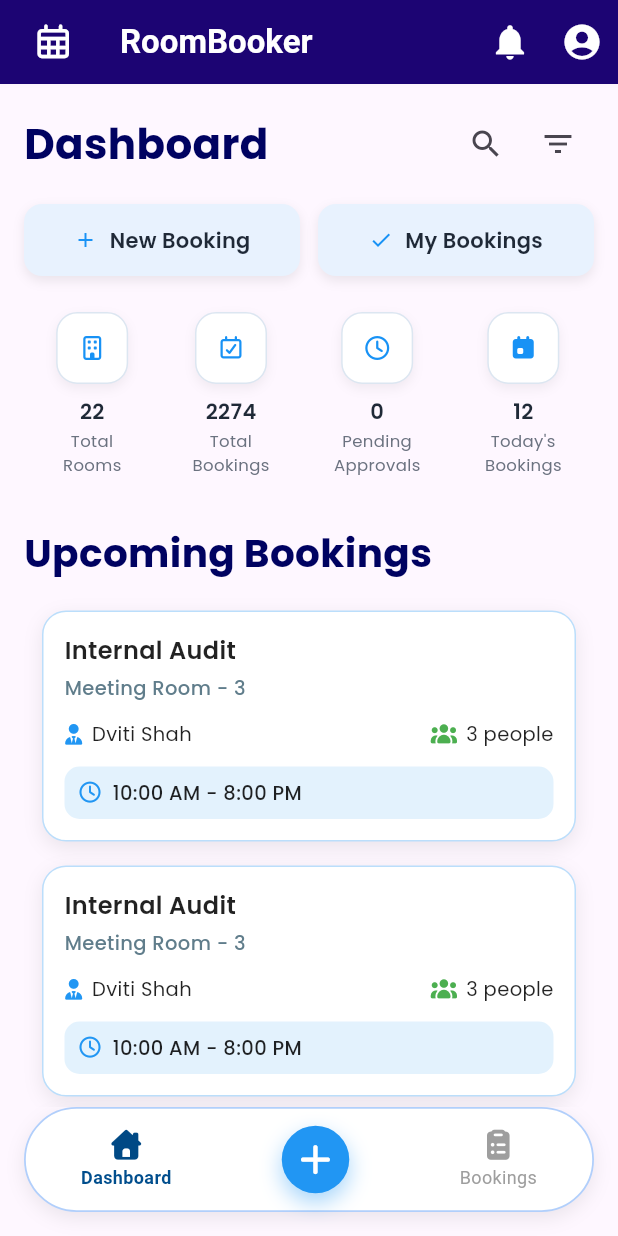
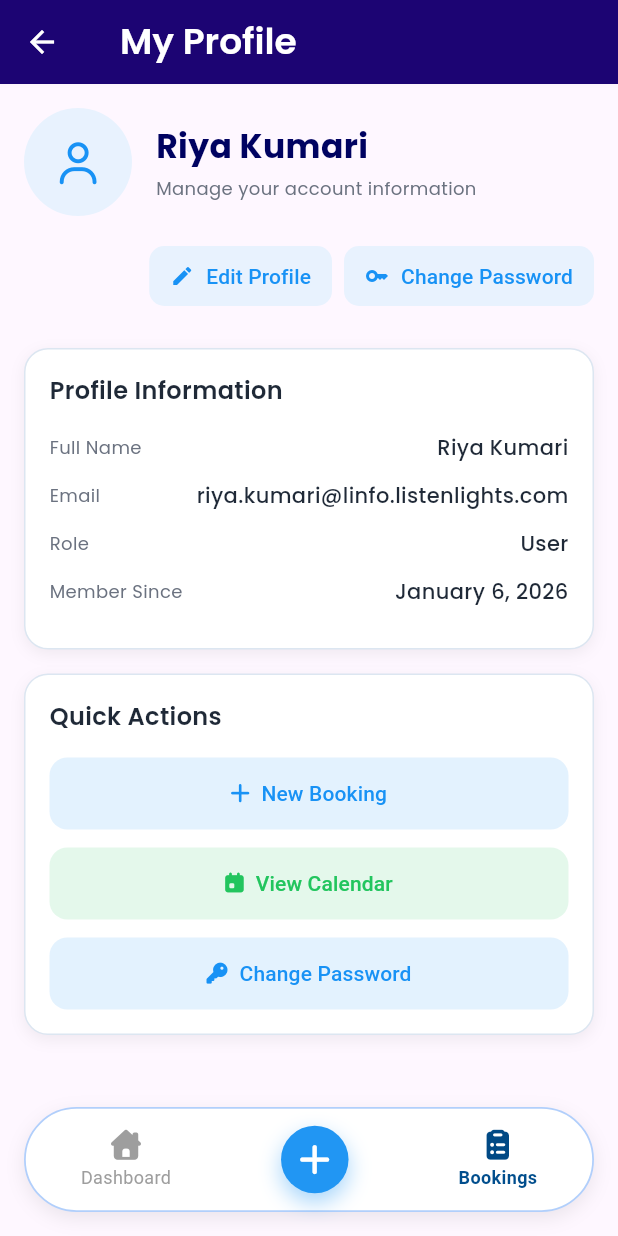
Before and after one commit to ankitk611/llroombooker_app, a Flutter app: the DashboardPage screen opened directly, after a tap on the "account circle" icon, on a phone screen of 412 x 824 dp. Run offline on Flutter 3.47's test engine with Material 3 defaults, Android fonts, the phone set to English and light mode, and no system bars; our stand-ins replace font_awesome_flutter, google_fonts, lottie, table_calendar.

Commit message:
My profile page added

```diff
--- a/lib/views/pages/dashboard_page.dart
+++ b/lib/views/pages/dashboard_page.dart
@@ -7,6 +7,8 @@ import 'package:roombooker/widgets/bookingcard_widget.dart';
 import 'package:roombooker/widgets/navbar_widget.dart';
 import 'package:roombooker/widgets/stat_item.dart';
 import 'package:roombooker/widgets/appbar_widget.dart';
+import 'package:roombooker/views/pages/my_profile.dart';
+
 
 
 
@@ -131,7 +133,9 @@ late final List<BookingDb> allBookings = [
         },
         onProfilePressed: () {
           // Handle profile
-          print("Profile pressed");
+         Navigator.push(context, MaterialPageRoute(builder: (context) => const ProfilePage(),
+         ),
+         );
         },
       ),
       body: SingleChildScrollView(
--- /dev/null
+++ b/lib/views/pages/my_profile.dart
@@ -0,0 +1,323 @@
+import 'package:flutter/material.dart';
+import 'package:font_awesome_flutter/font_awesome_flutter.dart';
+import 'package:google_fonts/google_fonts.dart';
+
+import 'package:roombooker/core/constants/values.dart';
+import 'package:roombooker/widgets/navbar_widget.dart';
+
+class ProfilePage extends StatelessWidget {
+  const ProfilePage({super.key});
+
+  @override
+  Widget build(BuildContext context) {
+    final isMobile = MediaQuery.of(context).size.width < 600;
+
+    return Scaffold(
+      appBar: AppBar(
+          iconTheme: const IconThemeData(
+            color: Colors.white, // 👈 back button color
+          ),
+          elevation: 1,
+          backgroundColor: const Color.fromARGB(255, 24, 0, 112),
+          // ignore: deprecated_member_use
+          shadowColor: Colors.black.withOpacity(0.05),
+          titleSpacing: 24,
+          title: Column(
+            crossAxisAlignment: CrossAxisAlignment.start,
+            mainAxisSize: MainAxisSize.min,
+            children: [
+              Row(
+                children: [
+                  Text(
+                    'My Profile',
+                    style: GoogleFonts.poppins(
+                      fontSize: 24,
+                      color: Colors.white,
+                      fontWeight: FontWeight.w600,
+                    ),
+                  ),
+                ],
+              ),
+              const SizedBox(height: 2),
+
+            ],
+          ),
+          centerTitle: false,
+        ),
+      body: SingleChildScrollView(
+        padding: const EdgeInsets.all(16),
+        child: Column(
+          crossAxisAlignment: CrossAxisAlignment.start,
+          children: [
+            _profileHeader(context),
+            const SizedBox(height: 24),
+
+            isMobile
+                ? Column(
+                    children: [
+                      _profileInfoCard(),
+                      const SizedBox(height: 16),
+                      _quickActionsCard(),
+                      const SizedBox(height: 16),
+                    ],
+                  )
+                : Row(
+                    crossAxisAlignment: CrossAxisAlignment.start,
+                    children: [
+                      Expanded(
+                        flex: 3,
+                        child: _profileInfoCard(),
+                      ),
+                      const SizedBox(width: 16),
+                      Expanded(
+                        flex: 2,
+                        child: Column(
+                          children: [
+                            _quickActionsCard(),
+                            const SizedBox(height: 16),
+                          ],
+                        ),
+                      ),
+                    ],
+                  ),
+          ],
+        ),
+      ),
+      bottomNavigationBar: const AppBottomNavbar(currentIndex: 2),
+    );
+  }
+
+  // ---------------- HEADER ----------------
+  Widget _profileHeader(BuildContext context) {
+  final isMobile = MediaQuery.of(context).size.width < 360;
+
+  return Column(
+    crossAxisAlignment: CrossAxisAlignment.start,
+    children: [
+      /// TOP ROW: Avatar + Name
+      Row(
+        mainAxisAlignment: MainAxisAlignment.spaceEvenly,
+        children: [
+          Container(
+            height: 72,
+            width: 72,
+            decoration: BoxDecoration(
+              color: AppColors.primaryLight,
+              shape: BoxShape.circle,
+            ),
+            child: const Center(
+              child: FaIcon(
+                FontAwesomeIcons.user,
+                color: AppColors.primary,
+                size: 28,
+              ),
+            ),
+          ),
+          const SizedBox(width: 16),
+          Expanded(
+            child: Column(
+              crossAxisAlignment: CrossAxisAlignment.start,
+              children: [
+                Text(
+                  "Riya Kumari",
+                  style: Styles.blueTitleTextStyle(fontSize: 22),
+                  overflow: TextOverflow.ellipsis,
+                ),
+                const SizedBox(height: 4),
+                Text(
+                  "Manage your account information",
+                  style: AppText.secondary,
+                  maxLines: 2,
+                  overflow: TextOverflow.ellipsis,
+                ),
+              ],
+            ),
+          ),
+        ],
+      ),
+
+      const SizedBox(height: 16),
+
+      /// ACTION BUTTONS
+      isMobile
+          ? Row(
+           // mainAxisAlignment: MainAxisAlignment.start,
+              children: [
+                Expanded(
+                  child: _headerButton(
+                    icon: Icons.edit,
+                    label: "Edit Profile",
+                    onTap: () {},
+                  ),
+                ),
+                const SizedBox(width: 12),
+                Expanded(
+                  child: _headerButton(
+                    icon: Icons.key,
+                    label: "Change Password",
+                    onTap: () {},
+                  ),
+                ),
+              ],
+            )
+          : Align(
+              alignment: Alignment.centerRight,
+              child: Row(
+                mainAxisSize: MainAxisSize.min,
+                children: [
+                  _headerButton(
+                    icon: Icons.edit,
+                    label: "Edit Profile",
+                    onTap: () {},
+                  ),
+                  const SizedBox(width: 8),
+                  _headerButton(
+                    icon: Icons.key,
+                    label: "Change Password",
+                    onTap: () {},
+                  ),
+                ],
+              ),
+            ),
+    ],
+  );
+}
+
+
+  // ---------------- PROFILE INFO ----------------
+  Widget _profileInfoCard() {
+    return _card(
+      title: "Profile Information",
+      child: Column(
+        children: const [
+          _infoRow("Full Name", "Riya Kumari"),
+          _infoRow("Email", "riya.kumari@linfo.listenlights.com"),
+          _infoRow("Role", "User"),
+          _infoRow("Member Since", "January 6, 2026"),
+        ],
+      ),
+    );
+  }
+
+  // ---------------- QUICK ACTIONS ----------------
+  Widget _quickActionsCard() {
+    return _card(
+      title: "Quick Actions",
+      child: Column(
+        children: [
+          _actionButton(
+            FontAwesomeIcons.plus,
+            "New Booking",
+            AppColors.primary,
+          ),
+          const SizedBox(height: 12),
+          _actionButton(
+            FontAwesomeIcons.calendarDay,
+            "View Calendar",
+            AppColors.success,
+          ),
+          const SizedBox(height: 12),
+          _actionButton(
+            FontAwesomeIcons.key,
+            "Change Password",
+            AppColors.primary,
+          ),
+        ],
+      ),
+    );
+  }
+
+  // ---------------- STATS ----------------
+
+
+  // ---------------- REUSABLE UI ----------------
+  Widget _card({required String title, required Widget child}) {
+    return Container(
+      width: double.infinity,
+      padding: const EdgeInsets.all(16),
+      decoration: BoxDecoration(
+        color: AppColors.background,
+        borderRadius: BorderRadius.circular(16),
+        border: Border.all(color: AppColors.border),
+        boxShadow: [
+          BoxShadow(
+            color: Colors.black.withOpacity(0.06),
+            blurRadius: 8,
+            offset: const Offset(0, 3),
+          ),
+        ],
+      ),
+      child: Column(
+        crossAxisAlignment: CrossAxisAlignment.start,
+        children: [
+          Text(title, style: AppText.cardTitle),
+          const SizedBox(height: 16),
+          child,
+        ],
+      ),
+    );
+  }
+
+  Widget _headerButton({
+    required IconData icon,
+    required String label,
+    required VoidCallback onTap,
+  }) {
+    return ElevatedButton.icon(
+      onPressed: onTap,
+      icon: Icon(icon, size: 16),
+      label: Text(label),
+      style: ElevatedButton.styleFrom(
+        backgroundColor: AppColors.primaryLight,
+        foregroundColor: AppColors.primary,
+        elevation: 0,
+        padding: const EdgeInsets.symmetric(horizontal: 14, vertical: 10),
+        shape: RoundedRectangleBorder(
+          borderRadius: BorderRadius.circular(10),
+        ),
+      ),
+    );
+  }
+
+  Widget _actionButton(IconData icon, String label, Color color) {
+    return SizedBox(
+      width: double.infinity,
+      child: ElevatedButton.icon(
+        onPressed: () {},
+        icon: FaIcon(icon, size: 14),
+        label: Text(label),
+        style: ElevatedButton.styleFrom(
+          backgroundColor: color.withOpacity(0.12),
+          foregroundColor: color,
+          elevation: 0,
+          padding: const EdgeInsets.symmetric(vertical: 14),
+          shape: RoundedRectangleBorder(
+            borderRadius: BorderRadius.circular(12),
+          ),
+        ),
+      ),
+    );
+  }
+}
+
+// ---------------- INFO ROW ----------------
+class _infoRow extends StatelessWidget {
+  final String label;
+  final String value;
+
+  const _infoRow(this.label, this.value);
+
+  @override
+  Widget build(BuildContext context) {
+    return Padding(
+      padding: const EdgeInsets.only(bottom: 12),
+      child: Row(
+        mainAxisAlignment: MainAxisAlignment.spaceBetween,
+        children: [
+          Text(label, style: AppText.secondary),
+          Text(value, style: AppText.primary),
+        ],
+      ),
+    );
+  }
+}
```
